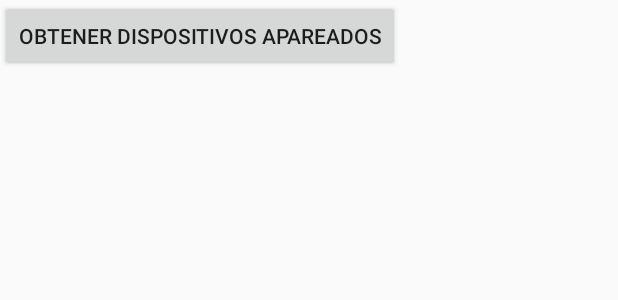
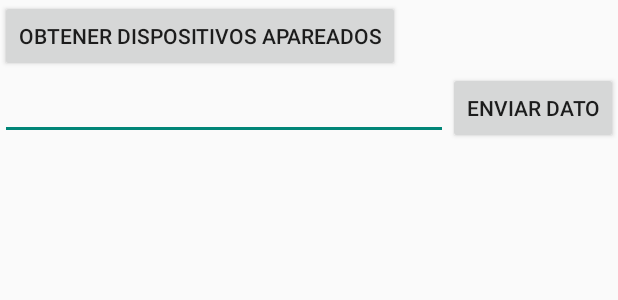
Before and after one commit to jorgenro1/Bluetooth-demo, an Android app: the layout activity_main.xml on its own in the app's theme, with its tools: preview values and no code run, on a phone screen of 412 x 824 dp. Shown: the top 300 px of the screen. Run offline under Robolectric (Android 15) with nearby library versions, the phone set to English and light mode, and no system bars.

Commit message:
add connect and send Bluetooth interaction to MainActivity

```diff
--- a/app/src/main/java/com/dgnest/bluetoothandroid/util/BluetoothDroid.java
+++ b/app/src/main/java/com/dgnest/bluetoothandroid/util/BluetoothDroid.java
@@ -108,6 +108,8 @@ public class BluetoothDroid {
 
         mInStream = tmpIn;
         mOutStream = tmpOut;
+
+        mLog("Conected");
     }
 
     public Boolean isBTConected() {
@@ -120,9 +122,9 @@ public class BluetoothDroid {
                 try {
                     mOutStream.write(letra);
 
-                    mLog("Sending = " + msg);
+                    mLog("Sending = " + letra);
                 } catch (IOException e) {
-                    mLog("Error sending = " + msg);
+                    mLog("Error sending = " + letra);
                     return false;
                 }
         } else {
--- a/app/src/main/res/layout/activity_main.xml
+++ b/app/src/main/res/layout/activity_main.xml
@@ -8,10 +8,29 @@
         android:id="@+id/btnGetBt"
         android:layout_width="wrap_content"
         android:layout_height="wrap_content"
-        android:text="Obtener Dispositivos apareados"/>
+        android:text="Obtener Dispositivos apareados" />
+
+    <LinearLayout
+        android:layout_width="match_parent"
+        android:layout_height="wrap_content"
+        android:orientation="horizontal">
+
+        <EditText
+            android:id="@+id/etMsg"
+            android:layout_width="0dp"
+            android:layout_weight="1"
+            android:layout_height="wrap_content" />
+
+        <Button
+            android:id="@+id/btnSend"
+            android:layout_width="wrap_content"
+            android:layout_height="wrap_content"
+            android:text="Enviar dato" />
+    </LinearLayout>
+
 
     <ListView
         android:id="@+id/lvBt"
         android:layout_width="match_parent"
-        android:layout_height="wrap_content"/>
+        android:layout_height="wrap_content" />
 </LinearLayout>
```
Also changed, not shown: app/src/main/java/com/dgnest/bluetoothandroid/MainActivity.java (+26 -1 lines).
